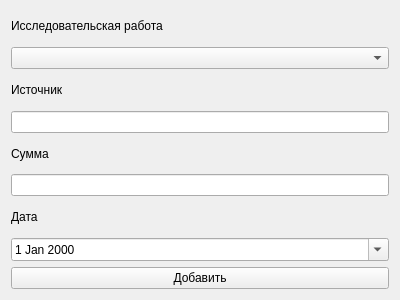
The window that funding_update.ui (shrimpwhat/student-researches) describes before a commit, drawn with Qt 5.
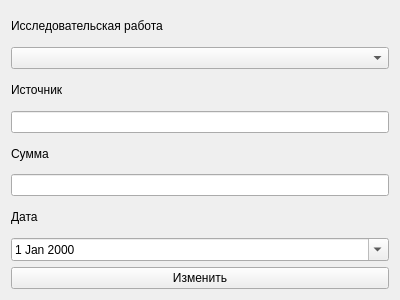
The same window after the commit.

Diff of the .ui file:
```diff
--- a/funding_update.ui
+++ b/funding_update.ui
@@ -105,7 +105,7 @@
       <string notr="true"/>
      </property>
      <property name="text">
-      <string>Добавить</string>
+      <string>Изменить</string>
      </property>
      <property name="autoRepeatInterval">
       <number>100</number>
```
